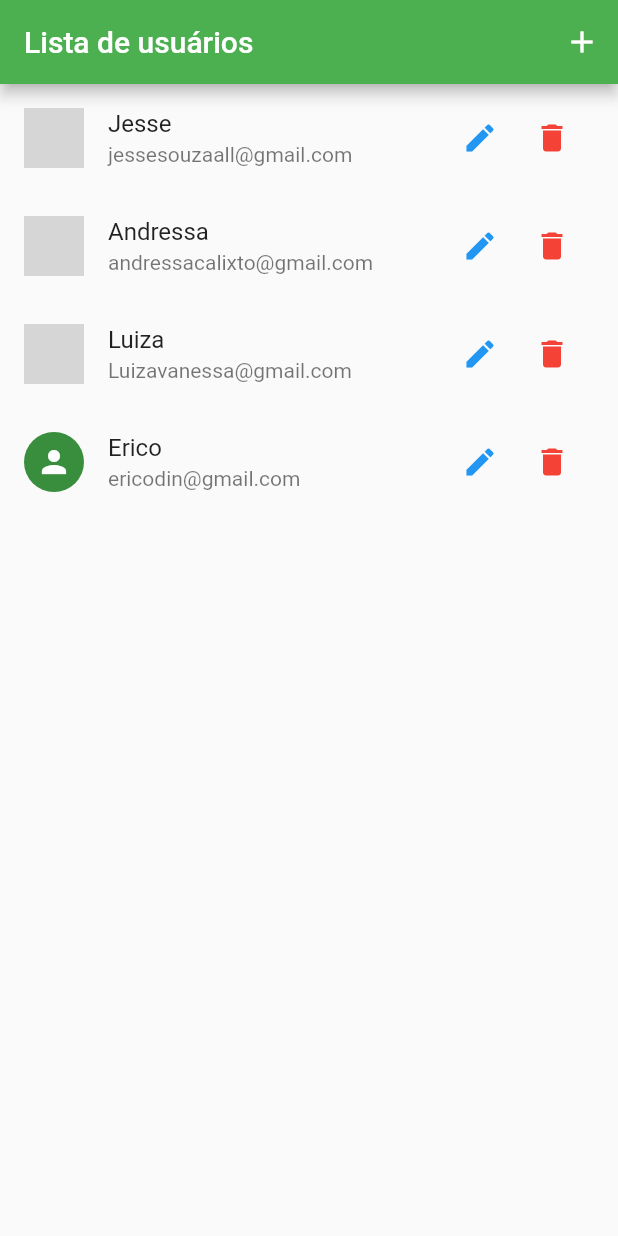
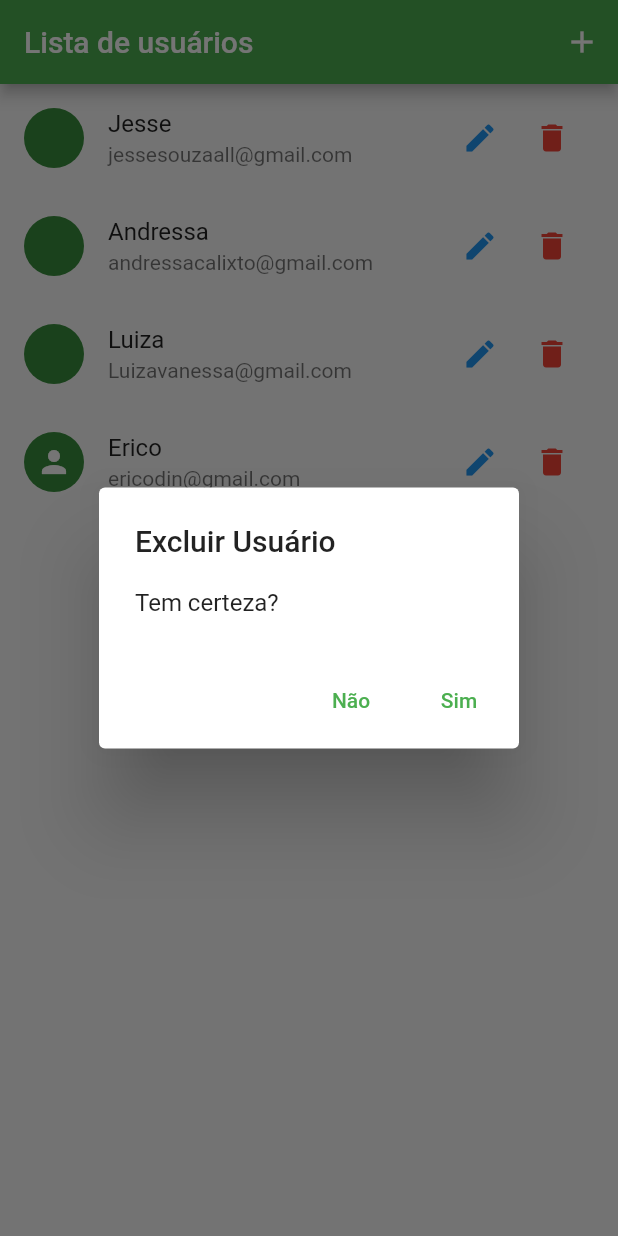
Before and after one commit to JesseFuzz/Flutter_CRUD, a Flutter app: the screen it shows after launch, after a tap on the "delete" icon, on a phone screen of 412 x 824 dp. Run offline on Flutter 3.47's test engine with Material 2 defaults, Android fonts, the phone set to English and light mode, and no system bars; network calls fail; grey boxes are pictures that could not be loaded.

```diff
--- a/lib/components/user_tile.dart
+++ b/lib/components/user_tile.dart
@@ -1,6 +1,9 @@
 import 'package:flutter/material.dart';
 import 'package:flutter_crud/models/user.dart';
 import 'package:flutter_crud/routes/app_routes.dart';
+import 'package:provider/provider.dart';
+
+import '../provider/users.dart';
 
 class UserTile extends StatelessWidget {
   final User user; //recebendo o usuário
@@ -35,7 +38,35 @@ class UserTile extends StatelessWidget {
                 },
                 icon: const Icon(Icons.edit, color: Colors.blue)),
             IconButton(
-                onPressed: () {},
+                onPressed: () {
+                  showDialog(
+                    context: context,
+                    builder: (context) => AlertDialog(
+                      title: const Text('Excluir Usuário'),
+                      content: const Text('Tem certeza?'),
+                      actions: <Widget>[
+                        TextButton(
+                          child: const Text('Não'),
+                          onPressed: () {
+                            Navigator.of(context).pop(false);
+                          },
+                        ),
+                        TextButton(
+                          child: const Text('Sim'),
+                          onPressed: () {
+                            // Provider.of<Users>(context, listen: false)
+                            //     .remove(user);
+                            //comentei pois coloquei um se .then abaixo para caso o pop abaixo retorne true aí o método .remove é executado
+                            Navigator.of(context).pop(true);
+                          },
+                        )
+                      ],
+                    ),
+                  ).then(
+                      (confirmed) => //só uso esse .then pois o showDialog das confirmações de deleção me retornam um Future
+                          Provider.of<Users>(context, listen: false)
+                              .remove(user));
+                },
                 icon: const Icon(Icons.delete),
                 color: Colors.red)
           ],
```
Also changed, not shown: lib/views/user_form.dart (+40 -5 lines).
